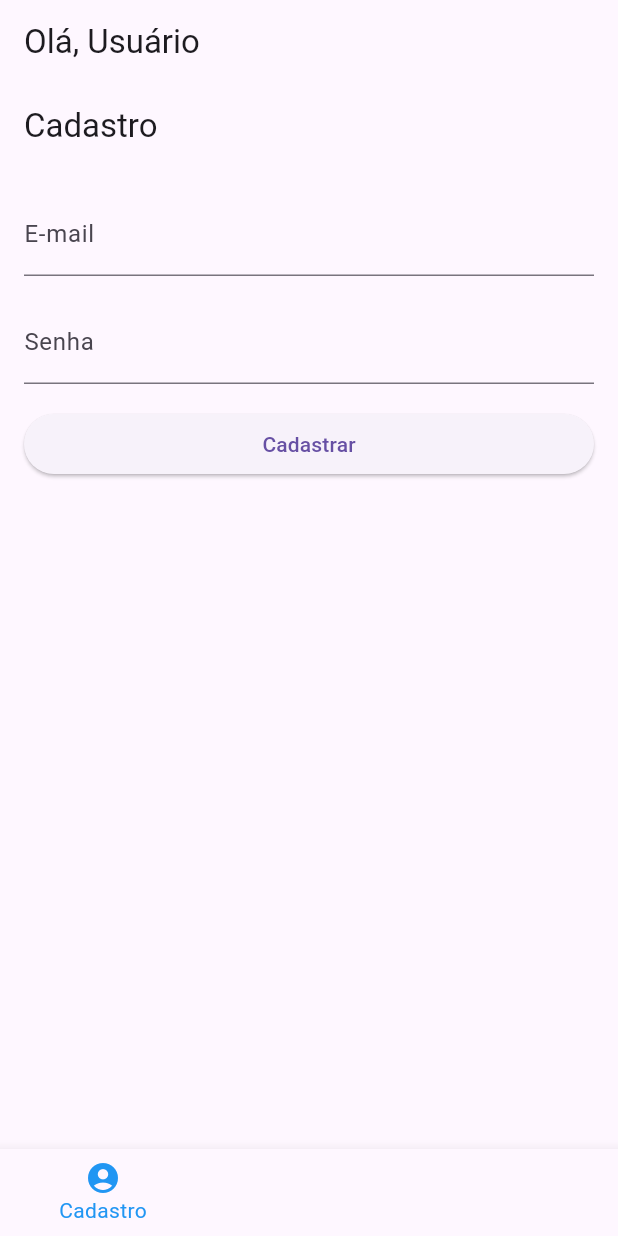
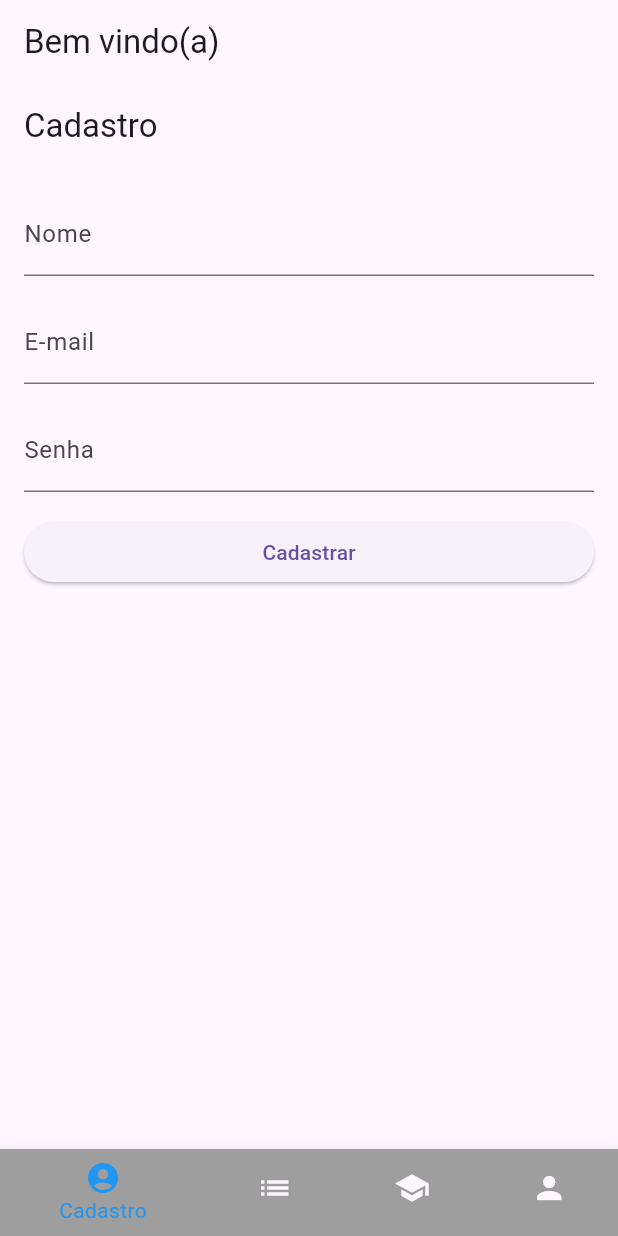
Before and after one commit to R4msas/lddm, a Flutter app: the screen it shows after launch, on a phone screen of 412 x 824 dp. Run offline on Flutter 3.47's test engine with Material 3 defaults, Android fonts, the phone set to English and light mode, and no system bars; our stand-ins replace shared_preferences; generated files the repository leaves out were written again.

Commit message:
Correção de bug

```diff
--- /dev/null
+++ b/lib/MyHomePage.dart
@@ -0,0 +1,69 @@
+// ignore_for_file: file_names
+
+import 'package:flutter/material.dart';
+import 'package:flutter_application_1/main.dart';
+import 'package:flutter_application_1/src/Cadastro.dart';
+import 'package:flutter_application_1/src/Listpage.dart';
+import 'package:flutter_application_1/src/login.dart';
+
+class MyHomePage extends StatefulWidget {
+
+  const MyHomePage({super.key});
+
+  @override
+  // ignore: library_private_types_in_public_api
+  _MyHomePageState createState() => _MyHomePageState();
+}
+
+class _MyHomePageState extends State<MyHomePage> {
+  int _selectedIndex = 0;
+
+  static final List<Widget> _widgetOptions = <Widget>[
+    const Cadastro(),
+    const ListPage(),
+    const tela3(),
+    const Login(),
+  ];
+
+  void _onItemTapped(int index) {
+    setState(() {
+      _selectedIndex = index;
+    });
+  }
+
+  @override
+  Widget build(BuildContext context) {
+       return Scaffold(
+      appBar: AppBar(
+        title: const Text('Bem vindo(a)'),
+      ),
+      body: Center(
+        child: _widgetOptions.elementAt(_selectedIndex),
+      ),
+      bottomNavigationBar: BottomNavigationBar(
+        items: const <BottomNavigationBarItem>[
+          BottomNavigationBarItem(
+            icon: Icon(Icons.account_circle),
+            label: 'Cadastro',
+            backgroundColor: Colors.grey,
+          ),
+          BottomNavigationBarItem(
+            icon: Icon(Icons.list),
+            label: 'List',
+          ),
+          BottomNavigationBarItem(
+            icon: Icon(Icons.school),
+            label: 'Bem vindo',
+          ),
+          BottomNavigationBarItem(
+            icon: Icon(Icons.person),
+            label: 'Login',
+          ),
+        ],
+        currentIndex: _selectedIndex,
+        selectedItemColor: Colors.blue,
+        onTap: _onItemTapped,
+      ),
+    );
+  }
+}
--- a/lib/main.dart
+++ b/lib/main.dart
@@ -1,8 +1,7 @@
 // ignore_for_file: camel_case_types
 
 import 'package:flutter/material.dart';
-import 'package:flutter_application_1/src/Cadastro.dart';
-import 'package:flutter_application_1/src/login.dart';
+import 'package:flutter_application_1/MyHomePage.dart';
 // import 'package:flutter_application_1/src/tela1.dart';
 // import 'package:flutter_application_1/src/tela2.dart';
 // import 'package:flutter_application_1/src/tela3.dart';
@@ -22,86 +21,12 @@ class MyApp extends StatelessWidget {
       theme: ThemeData(
         primarySwatch: Colors.blue,
       ),
-      home: const MyHomePage(),
+    home: const MyHomePage(),
     );
   }
 }
 
-class MyHomePage extends StatefulWidget {
-  const MyHomePage({super.key, Key? key4});
 
-  @override
-  // ignore: library_private_types_in_public_api
-  _MyHomePageState createState() => _MyHomePageState();
-}
-
-class _MyHomePageState extends State<MyHomePage> {
-  int _selectedIndex = 0;
-
-  static final List<Widget> _widgetOptions = <Widget>[
-    const Cadastro(),
-    const tela2(),
-    const tela3(),
-    const Login(),
-  ];
-
-  void _onItemTapped(int index) {
-    setState(() {
-      _selectedIndex = index;
-    });
-  }
-
-  @override
-  Widget build(BuildContext context) {
-    return Scaffold(
-      appBar: AppBar(
-        title: const Text('Olá, Usuário'),
-      ),
-      body: Center(
-        child: _widgetOptions.elementAt(_selectedIndex),
-      ),
-      bottomNavigationBar: BottomNavigationBar(
-        items: const <BottomNavigationBarItem>[
-          BottomNavigationBarItem(
-            icon: Icon( Icons.account_circle),
-            label: 'Cadastro',
-          ),
-          BottomNavigationBarItem(
-            icon: Icon(Icons.business),
-            label: 'Tela 2',
-          ),
-          BottomNavigationBarItem(
-            icon: Icon(Icons.school),
-            label: 'Tela 3',
-          ),
-          BottomNavigationBarItem(
-            icon: Icon(Icons.person),
-            label: 'Tela 4',
-          ),
-        ],
-        currentIndex: _selectedIndex,
-        selectedItemColor: Colors.blue,
-        onTap: _onItemTapped,
-      ),
-    );
-  }
-}
-
-class tela1 extends StatelessWidget {
-  const tela1({super.key, Key? key5});
-
-  @override
-  Widget build(BuildContext context) {
-    return Scaffold(
-      appBar: AppBar(
-        title: const Text('Tela 1'),
-      ),
-      body: const Center(
-        child: Text('Conteúdo da tela 1'),
-      ),
-    );
-  }
-}
 
 class tela2 extends StatelessWidget {
   const tela2({super.key, Key? key5});
--- /dev/null
+++ b/lib/src/BemVindoPage.dart
@@ -0,0 +1,21 @@
+// ignore_for_file: file_names
+
+import 'package:flutter/material.dart';
+
+class BemVindoPage extends StatelessWidget {
+  final String name;
+
+  const BemVindoPage({super.key, required this.name});
+
+  @override
+  Widget build(BuildContext context) {
+    return Scaffold(
+      appBar: AppBar(
+        title: Text('Bem-vindo(a), $name'),
+      ),
+      body: const Center(
+        child: Text('Bem vindo de volta'),
+      ),
+    );
+  }
+}
--- a/lib/src/Cadastro.dart
+++ b/lib/src/Cadastro.dart
@@ -1,6 +1,7 @@
+// ignore_for_file: file_names
+
 import 'package:flutter/material.dart';
 import 'package:shared_preferences/shared_preferences.dart';
-
 class Cadastro extends StatefulWidget {
   const Cadastro({super.key});
 
@@ -10,14 +11,15 @@ class Cadastro extends StatefulWidget {
 }
 
 class _CadastroState extends State<Cadastro> {
+  final TextEditingController _nameController = TextEditingController();
   final TextEditingController _emailController = TextEditingController();
   final TextEditingController _passwordController = TextEditingController();
 
-  void _saveUserData(String email, String password) async {
+  void _saveUserData(String name, String email, String password) async {
     SharedPreferences prefs = await SharedPreferences.getInstance();
+    await prefs.setString('name', name);
     await prefs.setString('email', email);
     await prefs.setString('password', password);
-    // Após salvar os dados, você pode adicionar uma navegação para outra tela aqui
   }
 
   @override
@@ -31,6 +33,13 @@ class _CadastroState extends State<Cadastro> {
         child: Column(
           crossAxisAlignment: CrossAxisAlignment.stretch,
           children: <Widget>[
+            TextFormField(
+              controller: _nameController,
+              decoration: const InputDecoration(
+                labelText: 'Nome',
+              ),
+            ),
+            const SizedBox(height: 16.0),
             TextFormField(
               controller: _emailController,
               keyboardType: TextInputType.emailAddress,
@@ -49,9 +58,10 @@ class _CadastroState extends State<Cadastro> {
             const SizedBox(height: 16.0),
             ElevatedButton(
               onPressed: () {
+                String name = _nameController.text;
                 String email = _emailController.text;
                 String password = _passwordController.text;
-                _saveUserData(email, password);
+                _saveUserData(name, email, password);
                 ScaffoldMessenger.of(context).showSnackBar(
                   const SnackBar(content: Text('Cadastro realizado com sucesso!')),
                 );
```
Also changed, not shown: lib/src/Listpage.dart (added, +53 -0 lines), lib/src/login.dart (+33 -72 lines), lib/src/redirecionaTela.dart (+62 -62 lines), lib/src/tela3.dart (deleted, +0 -18 lines).
